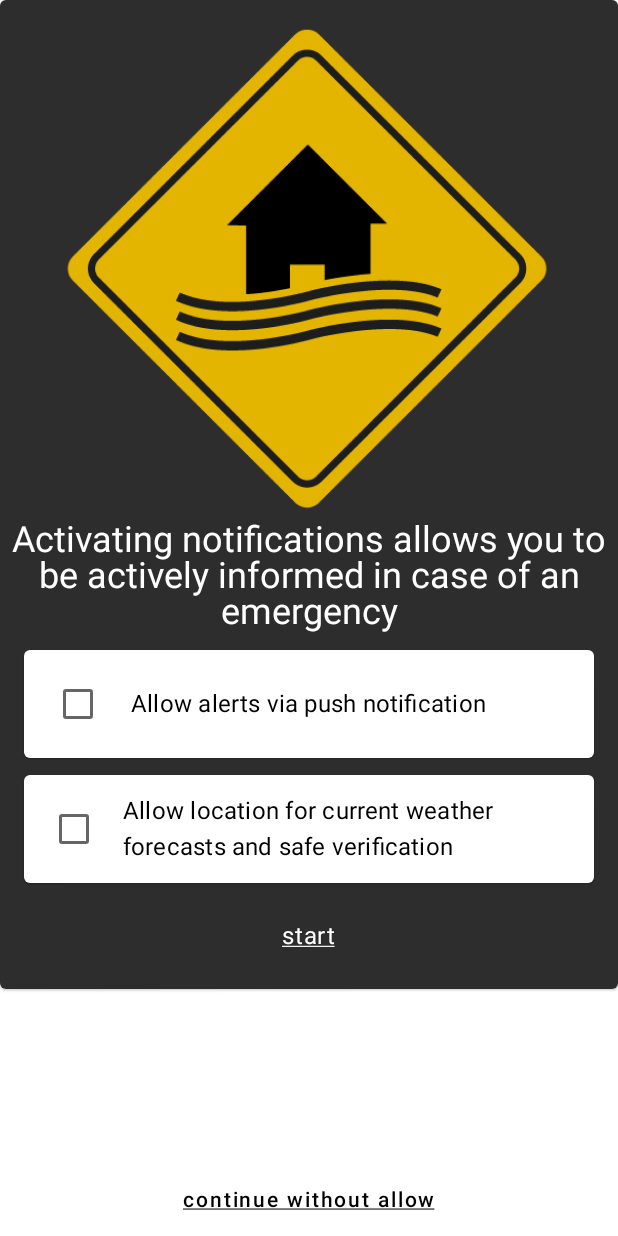
After one commit to starsep/floodbusters, an Android app built with Jetpack Compose: the composable ConsentScreen shown on its own in the app's theme, on a phone screen of 412 x 824 dp. The commit adds this screen. Run offline under Robolectric (Android 15) with nearby library versions, the phone set to English and light mode, and no system bars; our stand-ins replace constraintlayout-compose.

Commit message:
ConsentActivity, basic ApiService

```diff
--- a/android/app/build.gradle
+++ b/android/app/build.gradle
@@ -65,4 +65,5 @@ dependencies {
     implementation 'androidx.compose.animation:animation:1.0.2'
     implementation 'androidx.compose.ui:ui-tooling-preview:1.0.2'
     implementation "androidx.constraintlayout:constraintlayout-compose:1.0.0-beta02"
+    implementation("com.squareup.retrofit2:retrofit:2.9.0")
 }
--- /dev/null
+++ b/android/app/src/main/java/org/example/floodbusters/ui/consent/ConsentScreen.kt
@@ -0,0 +1,114 @@
+package org.example.floodbusters.ui.consent
+
+import androidx.compose.foundation.Image
+import androidx.compose.foundation.background
+import androidx.compose.foundation.layout.*
+import androidx.compose.material.*
+import androidx.compose.runtime.Composable
+import androidx.compose.runtime.mutableStateOf
+import androidx.compose.runtime.remember
+import androidx.compose.ui.Modifier
+import androidx.compose.ui.graphics.Color
+import androidx.compose.ui.res.painterResource
+import androidx.compose.ui.text.style.TextAlign
+import androidx.compose.ui.text.style.TextDecoration
+import androidx.compose.ui.unit.dp
+import androidx.constraintlayout.compose.ConstraintLayout
+import org.example.floodbusters.R
+
+@Composable
+fun ConsentScreen(goNext: () -> Unit) {
+    val pushPermission = remember { mutableStateOf(false) }
+    val locationPermission = remember { mutableStateOf(false) }
+    ConstraintLayout(
+        Modifier
+            .fillMaxSize()
+            .background(color = Color.White)) {
+        val (permissionCard, continueWithoutAllow) = createRefs()
+        Card(backgroundColor = Color(0xFF2D2D2D), modifier = Modifier.fillMaxHeight(0.8f)) { ConstraintLayout {
+            val (logo, permissionInformation, allowPush, allowLocation, startButton) = createRefs()
+            Image(
+                painter = painterResource(id = R.drawable.logo),
+                contentDescription = "flooded house danger sign",
+                modifier = Modifier.constrainAs(logo) {
+                    start.linkTo(parent.start)
+                    end.linkTo(parent.end)
+                }
+            )
+            Text(text = "Activating notifications allows you to be actively informed in case of an emergency",
+                modifier = Modifier.constrainAs(permissionInformation) {
+                    start.linkTo(parent.start, 40.dp)
+                    end.linkTo(parent.end, 40.dp)
+                    top.linkTo(logo.bottom)
+                }, color = Color.White, style = MaterialTheme.typography.h5, textAlign = TextAlign.Center)
+            Card(modifier = Modifier
+                .constrainAs(allowPush) {
+                    start.linkTo(parent.start)
+                    end.linkTo(parent.end)
+                    top.linkTo(permissionInformation.bottom)
+                    bottom.linkTo(allowLocation.top)
+                }
+                .fillMaxWidth()
+                .requiredHeight(72.dp)
+                .padding(horizontal = 16.dp)) {
+                ConstraintLayout {
+                    val (radio, text) = createRefs()
+                    Checkbox(checked = pushPermission.value, onCheckedChange = { pushPermission.value = pushPermission.value.not() }, modifier = Modifier.constrainAs(radio) {
+                        top.linkTo(parent.top)
+                        bottom.linkTo(parent.bottom)
+                        start.linkTo(parent.start)
+                        end.linkTo(text.start)
+                    })
+                    Text(text = "Allow alerts via push notification", modifier = Modifier.constrainAs(text) {
+                        top.linkTo(parent.top)
+                        bottom.linkTo(parent.bottom)
+                        start.linkTo(parent.start)
+                        end.linkTo(parent.end)
+                    }, style = MaterialTheme.typography.subtitle1)
+                }
+            }
+            Card(modifier = Modifier
+                .constrainAs(allowLocation) {
+                    start.linkTo(parent.start, 16.dp)
+                    end.linkTo(parent.end, 16.dp)
+                    top.linkTo(allowPush.bottom)
+                    bottom.linkTo(startButton.top)
+                }
+                .fillMaxWidth()
+                .requiredHeight(72.dp)
+                .padding(horizontal = 16.dp)) {
+                ConstraintLayout {
+                    val (radio, text) = createRefs()
+                    Checkbox(checked = locationPermission.value, onCheckedChange = { locationPermission.value = locationPermission.value.not() }, modifier = Modifier.constrainAs(radio) {
+                        top.linkTo(parent.top)
+                        bottom.linkTo(parent.bottom)
+                        start.linkTo(parent.start)
+                        end.linkTo(text.start)
+                    })
+                    Text(text = "Allow location for current weather\nforecasts and safe verification", modifier = Modifier.constrainAs(text) {
+                        top.linkTo(parent.top)
+                        bottom.linkTo(parent.bottom)
+                        start.linkTo(parent.start)
+                        end.linkTo(parent.end)
+                    }, style = MaterialTheme.typography.subtitle1)
+                }
+            }
+            TextButton(onClick = { /*TODO*/ }, modifier = Modifier.constrainAs(startButton) {
+                start.linkTo(parent.start)
+                end.linkTo(parent.end)
+                top.linkTo(allowLocation.bottom)
+                bottom.linkTo(parent.bottom)
+            }) {
+                Text(text = "start", color = Color.White, textDecoration = TextDecoration.Underline, style = MaterialTheme.typography.body1)
+            }
+        }}
+        TextButton(onClick = goNext, modifier = Modifier.constrainAs(continueWithoutAllow) {
+            start.linkTo(parent.start)
+            end.linkTo(parent.end)
+            top.linkTo(permissionCard.bottom)
+            bottom.linkTo(parent.bottom)
+        }) {
+            Text(text = "continue without allow", color = Color.Black, textDecoration = TextDecoration.Underline)
+        }
+    }
+}
```
Also changed, not shown: android/app/src/main/AndroidManifest.xml (+7 -4 lines), android/app/src/main/java/org/example/floodbusters/PreInformationActivity.kt (+4 -31 lines), android/app/src/main/java/org/example/floodbusters/api/Api.kt (added, +23 -0 lines), android/app/src/main/java/org/example/floodbusters/ui/consent/ConsentActivity.kt (added, +18 -0 lines), android/app/src/main/res/drawable-nodpi/group0.png, android/app/src/main/res/drawable-nodpi/group1.png, android/app/src/main/res/drawable-nodpi/group2.png, android/app/src/main/res/drawable-nodpi/logo.png (added), android/app/src/main/res/drawable-nodpi/user_avatar.png.
